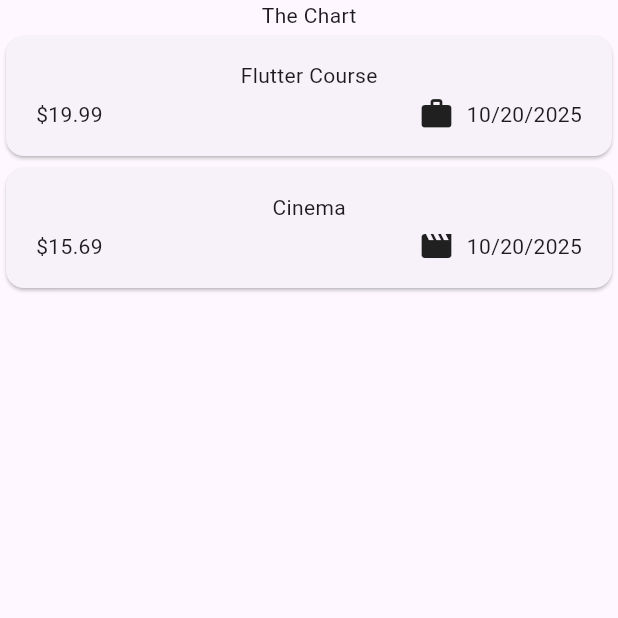
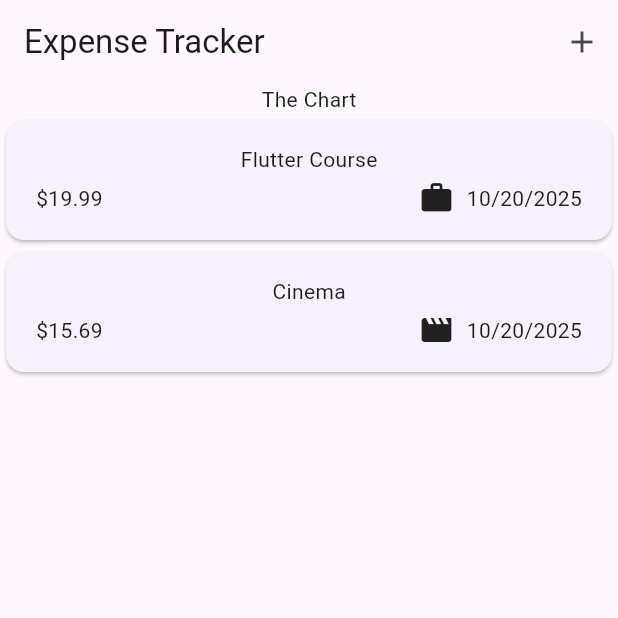
Before and after one commit to huseyinozenalbayrak/flutter-expense-tracker, a Flutter app: the screen it shows after launch, on a phone screen of 412 x 824 dp, the top half of it. Run offline on Flutter 3.47's test engine with Material 3 defaults, Android fonts, the phone set to English and light mode, and no system bars.

Commit message:
Add NewExpense component and integrate with Expenses widget

```diff
--- a/lib/widgets/expenses.dart
+++ b/lib/widgets/expenses.dart
@@ -1,5 +1,6 @@
 import 'package:expense_tracker/widgets/expenses_list/expenses_list.dart';
 import 'package:expense_tracker/models/expense.dart';
+import 'package:expense_tracker/widgets/new_expense.dart';
 import 'package:flutter/material.dart';
 
 class Expenses extends StatefulWidget {
@@ -27,9 +28,19 @@ class _ExpensesState extends State<Expenses> {
     ),
   ];
 
+  void _openAddExpenseOverlay() {
+    showModalBottomSheet(context: context, builder: (ctx) => NewExpense());
+  }
+
   @override
   Widget build(BuildContext context) {
     return Scaffold(
+      appBar: AppBar(
+        title: const Text('Expense Tracker'),
+        actions: [
+          IconButton(onPressed: _openAddExpenseOverlay, icon: Icon(Icons.add)),
+        ],
+      ),
       body: Column(
         children: [
           Text('The Chart'),
```
Also changed, not shown: lib/widgets/new_expense.dart (added, +26 -0 lines).
